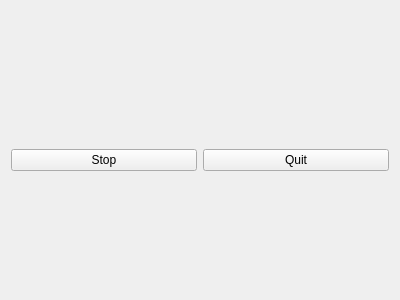
Old version of the form qopengl/mainform.ui in the repository mifark/everything.
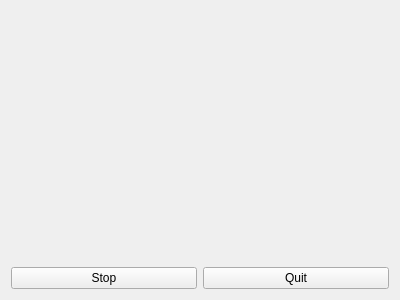
New version of the form.

Diff of the .ui file:
```diff
--- a/qopengl/mainform.ui
+++ b/qopengl/mainform.ui
@@ -30,6 +30,23 @@
    </item>
    <item row="0" column="0" colspan="2">
     <layout class="QVBoxLayout" name="verticalLayout">
+     <item>
+      <layout class="QHBoxLayout" name="horizontalLayout">
+       <item>
+        <spacer name="verticalSpacer">
+         <property name="orientation">
+          <enum>Qt::Vertical</enum>
+         </property>
+         <property name="sizeHint" stdset="0">
+          <size>
+           <width>20</width>
+           <height>40</height>
+          </size>
+         </property>
+        </spacer>
+       </item>
+      </layout>
+     </item>
      <item>
       <spacer name="horizontalSpacer">
        <property name="orientation">
```
